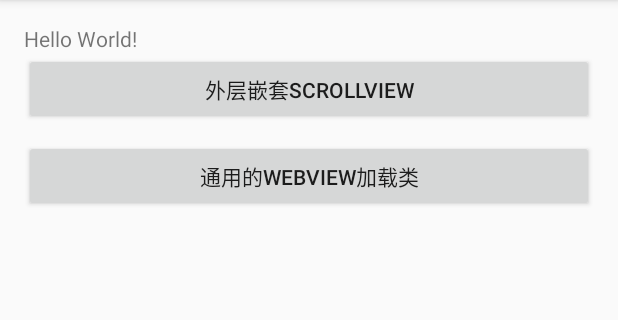
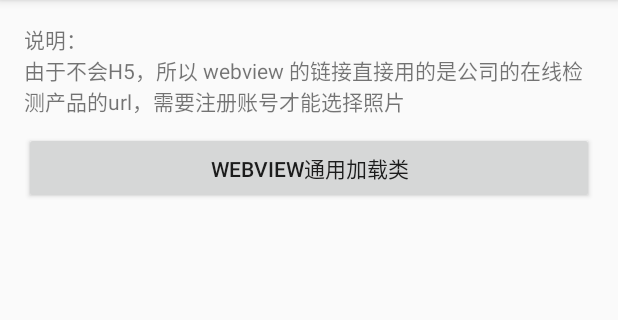
Before and after one commit to DRPrincess/DR_WebviewDemo, an Android app: the screen it shows after launch (MainActivity), on a phone screen of 412 x 824 dp, the part 84-404 px from its top. Run offline under Robolectric (Android 15) with nearby library versions, the phone set to English and light mode, and no system bars.

Commit message:
添加选择照片的说明和修改链接

```diff
--- a/app/src/main/AndroidManifest.xml
+++ b/app/src/main/AndroidManifest.xml
@@ -20,9 +20,7 @@
                 <category android:name="android.intent.category.LAUNCHER"/>
             </intent-filter>
         </activity>
-        <activity
-            android:name=".ScrollViewOutsideActivity">
-        </activity>
+
         <activity
             android:name=".WebActivity"
             android:theme="@style/NoTitleBarTheme">
--- a/app/src/main/java/com/dr_webviewdemo/MainActivity.java
+++ b/app/src/main/java/com/dr_webviewdemo/MainActivity.java
@@ -13,13 +13,6 @@ public class MainActivity extends AppCompatActivity {
         super.onCreate(savedInstanceState);
         setContentView(R.layout.activity_main);
 
-        findViewById(R.id.button).setOnClickListener(new View.OnClickListener() {
-            @Override
-            public void onClick(View v) {
-                Intent intent = new Intent(MainActivity.this,ScrollViewOutsideActivity.class);
-                startActivity(intent);
-            }
-        });
         findViewById(R.id.button_web).setOnClickListener(new View.OnClickListener() {
             @Override
             public void onClick(View v) {
--- a/app/src/main/java/com/dr_webviewdemo/WebActivity.java
+++ b/app/src/main/java/com/dr_webviewdemo/WebActivity.java
@@ -57,7 +57,6 @@ public class WebActivity extends AppCompatActivity implements View.OnClickListen
     protected void onCreate(Bundle savedInstanceState) {
         super.onCreate(savedInstanceState);
         setContentView(R.layout.activity_web);
-
 
         mContext = this;
         //绑定控件ID
@@ -138,7 +137,7 @@ public class WebActivity extends AppCompatActivity implements View.OnClickListen
             }
 
         });
-        String onlineUrl = "http://testreallycarm.365eche.net/ocert";
+        String onlineUrl = "http://m.reallycar.cn/ocert";
         mWebView.loadUrl(onlineUrl);
 
 
--- a/app/src/main/res/layout/activity_main.xml
+++ b/app/src/main/res/layout/activity_main.xml
@@ -14,22 +14,14 @@
     <TextView
         android:layout_width="wrap_content"
         android:layout_height="wrap_content"
-        android:text="Hello World!"
+        android:text="说明：\n由于不会H5，所以 webview 的链接直接用的是公司的在线检测产品的url，需要注册账号才能选择照片"
         android:id="@+id/textView"/>
-
-    <Button
-        android:id="@+id/button"
-        android:layout_width="match_parent"
-        android:layout_height="wrap_content"
-        android:layout_below="@+id/textView"
-        android:text="外层嵌套scrollview"
-        />
 
     <Button
         android:id="@+id/button_web"
         android:layout_width="match_parent"
         android:layout_height="wrap_content"
-        android:layout_below="@+id/button"
-        android:text="通用的webview加载类"
+        android:layout_below="@+id/textView"
+        android:text="webview通用加载类"
         android:layout_marginTop="10dp"/>
 </RelativeLayout>
```
Also changed, not shown: app/src/main/java/com/dr_webviewdemo/ScrollViewOutsideActivity.java (deleted, +0 -47 lines), app/src/main/res/layout/activity_scroll_view_outside.xml (deleted, +0 -27 lines).
